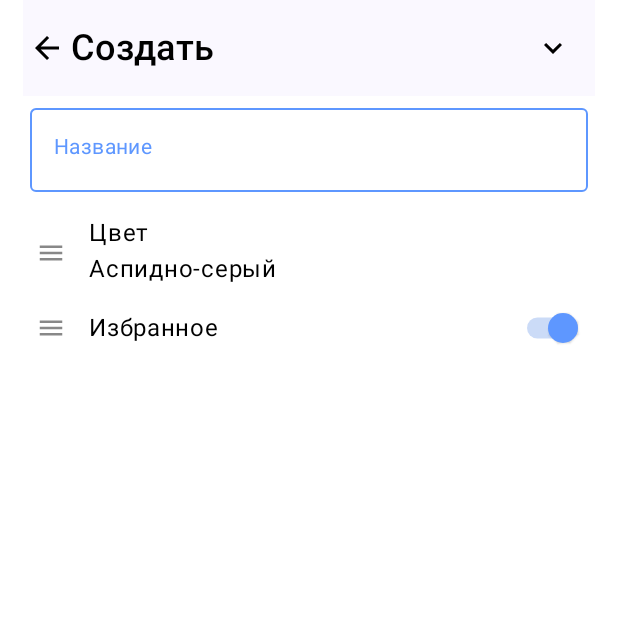
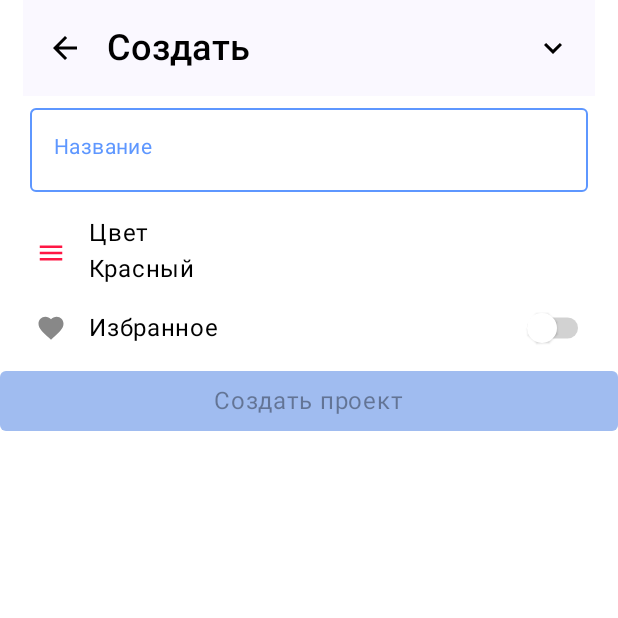
Before and after one commit to nurlan1507/task_manager_android, an Android app built with Jetpack Compose: the CreateProjectScreen screen opened through its navigation route, on a phone screen of 412 x 824 dp, the top half of it. Run offline under Robolectric (Android 15) with nearby library versions, the phone set to English and light mode, and no system bars; our stand-ins replace Room's generated code, accompanist.

Commit message:
project creation

```diff
--- a/app/build.gradle
+++ b/app/build.gradle
@@ -2,6 +2,7 @@ plugins {
     id 'com.android.application'
     id 'org.jetbrains.kotlin.android'
     id 'kotlin-kapt'
+    id 'com.google.dagger.hilt.android' version '2.44' apply false
 }
 
 android {
@@ -71,6 +72,10 @@ dependencies {
     debugImplementation 'androidx.compose.ui:ui-test-manifest'
 
 
+    //DI
+    implementation "com.google.dagger:hilt-android:2.40.5"
+    kapt "com.google.dagger:hilt-android-compiler:2.40.5"
+
 
     def room_version = "2.5.1"
 
--- a/app/src/main/java/com/nurlan1507/task_manager_mobile/feature_projects/data/ProjectDao.kt
+++ b/app/src/main/java/com/nurlan1507/task_manager_mobile/feature_projects/data/ProjectDao.kt
@@ -13,14 +13,13 @@ import retrofit2.http.GET
 @Dao
 interface ProjectDao {
     @Insert(onConflict = OnConflictStrategy.REPLACE)
-    suspend fun createProject(project: Project)
+    suspend fun createProject(project: Project):Int
 
     @Query("SELECT * FROM project WHERE user_id=:userId")
     suspend fun getProjects(userId:String):List<Project>
 
-    @Transaction
     @Query("SELECT * FROM project where id=:projectId")
-    suspend fun getProject(projectId:Int): ProjectWithTasks
+    suspend fun getProject(projectId:Int): Project
 
     @Insert(onConflict = OnConflictStrategy.REPLACE)
     suspend fun insertTask(task: Task)
@@ -29,7 +28,7 @@ interface ProjectDao {
     suspend fun insertProjectWithTasks(project: Project, tasks: List<Task>) {
         createProject(project)
         tasks.forEach { task ->
-            insertTask(task.apply { projectId = project.projectId })
+            insertTask(task.apply { projectId = project.projectId!! })
         }
     }
 
--- a/app/src/main/java/com/nurlan1507/task_manager_mobile/feature_projects/domain/repository/ProjectRepository.kt
+++ b/app/src/main/java/com/nurlan1507/task_manager_mobile/feature_projects/domain/repository/ProjectRepository.kt
@@ -9,11 +9,11 @@ import com.nurlan1507.task_manager_mobile.restService.NetworkResult
 
 interface ProjectRepository {
     suspend fun insertProject(project: Project)
-    suspend fun getProject(projectId:Int): ProjectWithTasks
+    suspend fun getProject(projectId:Int): Project
 
-    suspend fun createProject(project: Project)
+    suspend fun createProject(project: Project):Int
     suspend fun getProjectNetwork(id:Int): NetworkResult<ProjectApiResponse>
-    suspend fun getProjectWithTask(projectId:Int):ProjectWithTasks
+//    suspend fun getProjectWithTask(projectId:Int):ProjectWithTasks
     suspend fun getProjects():List<Project>
 
     suspend fun getProjectsWithTasksDueToday(today:Long):List<ProjectWithTasks>
--- /dev/null
+++ b/app/src/main/java/com/nurlan1507/task_manager_mobile/feature_projects/domain/use_cases/CreateProjectNetworkUseCase.kt
@@ -0,0 +1,13 @@
+package com.nurlan1507.task_manager_mobile.feature_projects.domain.use_cases
+
+import com.nurlan1507.task_manager_mobile.feature_projects.api.ProjectApiResponse
+import com.nurlan1507.task_manager_mobile.feature_projects.data.repository.ProjectRepositoryImpl
+import com.nurlan1507.task_manager_mobile.feature_projects.domain.models.Project
+import com.nurlan1507.task_manager_mobile.restService.NetworkResult
+
+class CreateProjectNetworkUseCase (private val repository:ProjectRepositoryImpl){
+    suspend operator fun invoke(project:Project): NetworkResult<ProjectApiResponse> {
+        val result = repository.createProjectNetwork(project = project)
+        return result
+    }
+}
--- a/app/src/main/java/com/nurlan1507/task_manager_mobile/feature_projects/domain/use_cases/CreateProjectUseCase.kt
+++ b/app/src/main/java/com/nurlan1507/task_manager_mobile/feature_projects/domain/use_cases/CreateProjectUseCase.kt
@@ -1,7 +1,11 @@
 package com.nurlan1507.task_manager_mobile.feature_projects.domain.use_cases
 
+import com.nurlan1507.task_manager_mobile.feature_projects.domain.models.Project
 import com.nurlan1507.task_manager_mobile.feature_projects.domain.repository.ProjectRepository
 
 class CreateProjectUseCase(private val repository: ProjectRepository) {
 
+    suspend operator fun invoke(newProject:Project):Int{
+        return repository.createProject(newProject)
+    }
 }
--- a/app/src/main/java/com/nurlan1507/task_manager_mobile/feature_projects/domain/use_cases/GetProjectUseCases.kt
+++ b/app/src/main/java/com/nurlan1507/task_manager_mobile/feature_projects/domain/use_cases/GetProjectUseCases.kt
@@ -1,10 +1,11 @@
 package com.nurlan1507.task_manager_mobile.feature_projects.domain.use_cases
 
+import com.nurlan1507.task_manager_mobile.feature_projects.domain.models.Project
 import com.nurlan1507.task_manager_mobile.feature_projects.domain.models.ProjectWithTasks
 import com.nurlan1507.task_manager_mobile.feature_projects.domain.repository.ProjectRepository
 
 class GetProjectUseCase(private val repository:ProjectRepository) {
-    suspend operator fun invoke(projectId:Int): ProjectWithTasks {
+    suspend operator fun invoke(projectId:Int): Project {
         return repository.getProject(projectId)
     }
 }
--- a/app/src/main/java/com/nurlan1507/task_manager_mobile/feature_projects/domain/use_cases/ProjectUseCases.kt
+++ b/app/src/main/java/com/nurlan1507/task_manager_mobile/feature_projects/domain/use_cases/ProjectUseCases.kt
@@ -3,7 +3,8 @@ package com.nurlan1507.task_manager_mobile.feature_projects.domain.use_cases
 data class ProjectUseCases (
     val getProjectUseCase:GetProjectUseCase,
     val createProjectUseCase:CreateProjectUseCase,
+    val createProjectNetworkUseCase: CreateProjectNetworkUseCase,
     val getProjectsNetworkUseCase: GetProjectsNetworkUseCase,
     val getProjectsUseCase: GetProjectsUseCase,
-    val getTodayTaskUseCase:GetTodaysProjectUseCase
+    val getTodayTaskUseCase:GetTodaysProjectUseCase,
 )
--- a/app/src/main/java/com/nurlan1507/task_manager_mobile/feature_projects/presentation/ProjectEvent.kt
+++ b/app/src/main/java/com/nurlan1507/task_manager_mobile/feature_projects/presentation/ProjectEvent.kt
@@ -1,6 +1,7 @@
 package com.nurlan1507.task_manager_mobile.feature_projects.presentation
 
 import com.nurlan1507.task_manager_mobile.feature_projects.domain.models.Project
+import com.nurlan1507.task_manager_mobile.feature_projects.domain.models.ProjectColor
 import com.nurlan1507.task_manager_mobile.feature_tasks.presentation.TasksEvent
 import com.nurlan1507.task_manager_mobile.ui_components.main_screen.utils.MainScreenNavigationOption
 import com.nurlan1507.task_manager_mobile.utils.TokenManager
@@ -8,10 +9,13 @@ import com.nurlan1507.task_manager_mobile.utils.TokenManager
 sealed class ProjectEvent {
     data class getProject(val projectId:Int):ProjectEvent()
     data class CreateProject(val project: Project):ProjectEvent()
+     class CreateProjectNetwork:ProjectEvent()
 
     data class GetProjectsNetwork(val token:String?= TokenManager.getAccessToken()):ProjectEvent()
     data class GetProjects(val userId:String? = TokenManager.getUserId()):ProjectEvent()
 
     data class ChangeCategory(val category: MainScreenNavigationOption): ProjectEvent()
 
+    data class ProjecTitleEntered(val title:String):ProjectEvent()
+    data class ProjectColorSelected(val color:ProjectColor):ProjectEvent()
 }
--- a/app/src/main/java/com/nurlan1507/task_manager_mobile/feature_projects/presentation/ProjectState.kt
+++ b/app/src/main/java/com/nurlan1507/task_manager_mobile/feature_projects/presentation/ProjectState.kt
@@ -6,7 +6,7 @@ import com.nurlan1507.task_manager_mobile.ui_components.main_screen.utils.MainSc
 import com.nurlan1507.task_manager_mobile.ui_components.main_screen.utils.ProfileBottomRoutes
 
 data class ProjectState(
-    val currentProject:ProjectWithTasks?= null,
+    val currentProject:Project?= null,
     val projectList:List<Project>?=null,
     val currentCategory:MainScreenNavigationOption = MainScreenNavigationOption.TodayTasks
 )
--- /dev/null
+++ b/app/src/main/java/com/nurlan1507/task_manager_mobile/feature_projects/presentation/ProjectTextFieldState.kt
@@ -0,0 +1,9 @@
+package com.nurlan1507.task_manager_mobile.feature_projects.presentation
+
+import com.nurlan1507.task_manager_mobile.feature_projects.domain.models.ProjectColor
+
+
+data class ProjectTextFieldState(
+    val title: String = "",
+    val color: ProjectColor =  ProjectColor(0xFFFF1744, "Красный"),
+)
--- a/app/src/main/java/com/nurlan1507/task_manager_mobile/feature_tasks/presentation/components/ProjectSelectionButton.kt
+++ b/app/src/main/java/com/nurlan1507/task_manager_mobile/feature_tasks/presentation/components/ProjectSelectionButton.kt
@@ -75,7 +75,7 @@ fun ProjectSelectionButton(projectId:Int, projectList:List<Project>, onProjectSe
         ) {
             projectList.mapIndexed { index, project ->
                 DropdownMenuItem(onClick = {
-                    onProjectSelected(project.projectId)
+                    onProjectSelected(project.projectId!!)
                     showDropdownMenu = false
                 }) {
                     Box(modifier = Modifier
--- a/app/src/main/java/com/nurlan1507/task_manager_mobile/ui_components/create_project_screen/CreateProjectScreen.kt
+++ b/app/src/main/java/com/nurlan1507/task_manager_mobile/ui_components/create_project_screen/CreateProjectScreen.kt
@@ -1,5 +1,9 @@
 package com.nurlan1507.task_manager_mobile.ui_components.create_project_screen
 
+import android.os.Build
+import androidx.annotation.RequiresApi
+import androidx.compose.animation.core.LinearEasing
+import androidx.compose.animation.core.tween
 import androidx.compose.foundation.background
 import androidx.compose.foundation.clickable
 import androidx.compose.foundation.interaction.MutableInteractionSource
@@ -15,8 +19,14 @@ import androidx.compose.foundation.layout.height
 import androidx.compose.foundation.layout.padding
 import androidx.compose.foundation.layout.size
 import androidx.compose.foundation.layout.width
+import androidx.compose.material.ButtonColors
+import androidx.compose.material.ButtonDefaults
+import androidx.compose.material.ExperimentalMaterialApi
 import androidx.compose.material.Icon
 import androidx.compose.material.MaterialTheme
+import androidx.compose.material.ModalBottomSheetLayout
+import androidx.compose.material.ModalBottomSheetState
+import androidx.compose.material.ModalBottomSheetValue
 import androidx.compose.material.OutlinedTextField
 import androidx.compose.material.Scaffold
 import androidx.compose.material.Switch
@@ -39,8 +49,13 @@ import androidx.compose.material3.IconButton
 import androidx.compose.material3.MenuDefaults
 import androidx.compose.material3.TopAppBar
 import androidx.compose.material.icons.filled.ArrowBack
+import androidx.compose.material.icons.filled.Favorite
+import androidx.compose.material.rememberModalBottomSheetState
+import androidx.compose.material.Button
 import androidx.compose.runtime.Composable
+import androidx.compose.runtime.mutableStateOf
 import androidx.compose.runtime.remember
+import androidx.compose.runtime.rememberCoroutineScope
 import androidx.compose.ui.Alignment
 import androidx.compose.ui.Modifier
 import androidx.compose.ui.graphics.Color
@@ -49,14 +64,26 @@ import androidx.compose.ui.text.font.FontWeight
 import androidx.compose.ui.unit.dp
 import androidx.compose.ui.unit.sp
 import androidx.navigation.NavController
+import com.nurlan1507.task_manager_mobile.feature_projects.presentation.ProjectEvent
 import com.nurlan1507.task_manager_mobile.feature_projects.presentation.ProjectViewmodel
 import com.nurlan1507.task_manager_mobile.feature_tasks.presentation.TasksEvent
 import com.nurlan1507.task_manager_mobile.global_components.TopBar
+import com.nurlan1507.task_manager_mobile.ui_components.create_project_screen.bottom_sheet_layouts.ColorSelectionBottomSheetLayout
+import kotlinx.coroutines.launch
 
-@OptIn(ExperimentalMaterial3Api::class)
+@RequiresApi(Build.VERSION_CODES.O)
+@OptIn(ExperimentalMaterial3Api::class, ExperimentalMaterialApi::class)
 @Composable
 fun CreateProjectScreen(navController: NavController, projectViewmodel: ProjectViewmodel) {
-    val state = projectViewmodel.projectState.value
+    val state = projectViewmodel.textFieldState.value
+    val colorSelectionSheetState = rememberModalBottomSheetState(
+        initialValue = ModalBottomSheetValue.Hidden,
+        animationSpec = tween(durationMillis = 200, easing = LinearEasing)
+    )
+    val scope = rememberCoroutineScope()
+    val isFavorite = remember{
+        mutableStateOf(false)
+    }
     Scaffold(
         modifier = Modifier.fillMaxSize(),
         topBar = {
@@ -65,7 +92,10 @@ fun CreateProjectScreen(navController: NavController, projectViewmodel: ProjectV
                 modifier = Modifier.padding(
                     horizontal = 15.dp
                 ),
-                navigationIcon = {Icon(Icons.Default.ArrowBack,"back")},
+                navigationIcon = {
+                    IconButton(onClick = {navController.navigateUp()}) {
+                        Icon(Icons.Default.ArrowBack,"back")}
+                    },
                 actions = {
                     IconButton(onClick = { }) {
                         Icon(Icons.Default.KeyboardArrowDown, "Create")
@@ -79,13 +109,15 @@ fun CreateProjectScreen(navController: NavController, projectViewmodel: ProjectV
                 .fillMaxWidth()
                 .padding(it)
         ) {
-            Box(  modifier = Modifier
+            Box(modifier = Modifier
                 .fillMaxWidth()
                 .padding(horizontal = 20.dp)){
                 OutlinedTextField(
                     modifier = Modifier.fillMaxWidth(),
-                    value = "",
-                    onValueChange = {},
+                    value = state.title,
+                    onValueChange = {
+                        projectViewmodel.onEvent(ProjectEvent.ProjecTitleEntered(it))
+                    },
                     label = {
                         Text(
                             text = "Название",
@@ -109,6 +141,9 @@ fun CreateProjectScreen(navController: NavController, projectViewmodel: ProjectV
                         interactionSource = remember { MutableInteractionSource() },
                         indication = rememberRipple()
                     ) {
+                        scope.launch {
+                            colorSelectionSheetState.show()
+                        }
                     }) {
                     Box(
                         modifier = Modifier
@@ -126,14 +161,14 @@ fun CreateProjectScreen(navController: NavController, projectViewmodel: ProjectV
                                 modifier = Modifier
                                     .size(24.dp)
                                     .padding(start = 4.dp),
-                                tint = Color.Gray
+                                tint = Color(state.color.color)
                             )
                             Spacer(modifier = Modifier.width(15.dp))
                             Column(
                                 modifier = Modifier.fillMaxHeight()
                             ) {
                                 Text(text = "Цвет", style = MaterialTheme.typography.body1)
-                                Text(text = "Аспидно-серый", style = MaterialTheme.typography.body1)
+                                Text(text = state.color.name, style = MaterialTheme.typography.body1)
                             }
                         }
                     }
@@ -145,6 +180,7 @@ fun CreateProjectScreen(navController: NavController, projectViewmodel: ProjectV
                         interactionSource = remember { MutableInteractionSource() },
                         indication = rememberRipple()
                     ) {
+                        isFavorite.value = !isFavorite.value
                     }) {
                     Box(
                         modifier = Modifier
@@ -161,7 +197,7 @@ fun CreateProjectScreen(navController: NavController, projectViewmodel: ProjectV
                         ) {
                             Row() {
                                 Icon(
-                                    Icons.Default.Menu,
+                                    Icons.Default.Favorite,
                                     contentDescription = "Google",
                                     modifier = Modifier
                                         .size(24.dp)
@@ -172,8 +208,8 @@ fun CreateProjectScreen(navController: NavController, projectViewmodel: ProjectV
                                 Text(text = "Избранное", style = MaterialTheme.typography.body1)
                             }
                             Switch(
-                                checked = true,
-                                onCheckedChange = { },
+                                checked = isFavorite.value,
+                                onCheckedChange = { isFavorite.value = !isFavorite.value},
                                 colors = SwitchDefaults.colors(
                                     checkedThumbColor = Color(0xFF5E97FF),
                                     checkedTrackColor = Color(0xFFA0BCF0),
@@ -185,7 +221,28 @@ fun CreateProjectScreen(navController: NavController, projectViewmodel: ProjectV
                     }
                 }
             }
+            Button(
+                modifier = Modifier.fillMaxWidth(),
+                enabled = state.title.isNotEmpty(),
+                colors = ButtonDefaults.buttonColors(
+                    backgroundColor = Color(0xFF5E97FF),
+                    contentColor = Color.White,
+                    disabledBackgroundColor = Color(0xFFA0BCF0)
+                ),
+                onClick = {
+                    projectViewmodel.onEvent(ProjectEvent.CreateProjectNetwork())
+                    navController.navigateUp()
+                }) { Text(text = "Создать проект", style = MaterialTheme.typography.body1) }
         }
+    }
+
+    ModalBottomSheetLayout(
+        sheetContent = {
+            ColorSelectionBottomSheetLayout(projectViewModel = projectViewmodel)
+        },
+        sheetState = colorSelectionSheetState
+    ) {
+
     }
 
 
--- /dev/null
+++ b/app/src/main/java/com/nurlan1507/task_manager_mobile/ui_components/create_project_screen/bottom_sheet_layouts/ColorSelectionBottomSheetLayout.kt
@@ -0,0 +1,83 @@
+package com.nurlan1507.task_manager_mobile.ui_components.create_project_screen.bottom_sheet_layouts
+
+import android.os.Build
+import androidx.annotation.RequiresApi
+import androidx.compose.foundation.background
+import androidx.compose.foundation.clickable
+import androidx.compose.foundation.interaction.MutableInteractionSource
+import androidx.compose.foundation.layout.Box
+import androidx.compose.foundation.layout.Row
+import androidx.compose.foundation.layout.Spacer
+import androidx.compose.foundation.layout.fillMaxHeight
+import androidx.compose.foundation.layout.fillMaxWidth
+import androidx.compose.foundation.layout.height
+import androidx.compose.foundation.layout.padding
+import androidx.compose.foundation.layout.width
+import androidx.compose.foundation.lazy.LazyColumn
+import androidx.compose.foundation.lazy.items
+import androidx.compose.foundation.shape.RoundedCornerShape
+import androidx.compose.material.MaterialTheme
+import androidx.compose.material.icons.Icons
+import androidx.compose.material.icons.filled.Menu
+import androidx.compose.material.ripple.rememberRipple
+import androidx.compose.material3.Icon
+import androidx.compose.material3.Text
+import androidx.compose.runtime.Composable
+import androidx.compose.runtime.remember
+import androidx.compose.ui.Alignment
+import androidx.compose.ui.Modifier
+import androidx.compose.ui.draw.clip
+import androidx.compose.ui.graphics.Color
+import androidx.compose.ui.unit.dp
+import com.nurlan1507.task_manager_mobile.feature_projects.domain.models.Project
+import com.nurlan1507.task_manager_mobile.feature_projects.domain.models.ProjectColor
+import com.nurlan1507.task_manager_mobile.feature_projects.presentation.ProjectEvent
+import com.nurlan1507.task_manager_mobile.feature_projects.presentation.ProjectTextFieldState
+import com.nurlan1507.task_manager_mobile.feature_projects.presentation.ProjectViewmodel
+
+@RequiresApi(Build.VERSION_CODES.O)
+@Composable
+fun ColorSelectionBottomSheetLayout(projectViewModel:ProjectViewmodel){
+    val colors = Project.Companion.projectColors
+    val state = projectViewModel.textFieldState.value
+    Box(modifier = Modifier.fillMaxWidth()){
+        Box(
+            modifier = Modifier
+                .align(Alignment.TopCenter)
+                .width(15.dp)
+                .height(5.dp)
+                .background(color = Color.Gray)
+                .clip(RoundedCornerShape(5))
+        )
+        LazyColumn(){
+            item {
+                Spacer(modifier = Modifier.height(20.dp))
+            }
+            items(colors){color->
+                Box(
+                    modifier = Modifier
+                        .fillMaxWidth()
+                        .height(50.dp)
+                        .background(if (color == state.color) Color.LightGray else Color.Transparent)
+                        .clickable(
+                            interactionSource = remember { MutableInteractionSource() },
+                            indication = rememberRipple()
+                        ) {
+                            projectViewModel.onEvent(ProjectEvent.ProjectColorSelected(color    ))
+                        }
+                ){
+                    Row(modifier = Modifier
+                        .fillMaxWidth()
+                        .fillMaxHeight( )
+                        .padding(horizontal = 20.dp),
+                        verticalAlignment = Alignment.CenterVertically
+                    ){
+                        Icon(Icons.Default.Menu, contentDescription = "Menu", tint = Color(color.color))
+                        Spacer(modifier = Modifier.width(20.dp))
+                        Text(text = color.name, style = MaterialTheme.typography.body1)
+                    }
+                }
+            }
+        }
+    }
+}
--- a/app/src/main/java/com/nurlan1507/task_manager_mobile/ui_components/main_screen/MainScreen.kt
+++ b/app/src/main/java/com/nurlan1507/task_manager_mobile/ui_components/main_screen/MainScreen.kt
@@ -141,9 +141,11 @@ fun MainScreen(
             modalSheetState2.hide()
         }
     }
-    LaunchedEffect(Unit) {
+
+    LaunchedEffect(projectState.currentProject) {
         tasksViewModel.onEvent(TasksEvent.GetTasks(1))
     }
+
     BackHandler {
         if (modalSheetState2.isVisible) {
             hideSecondBottomSheet()
--- a/build.gradle
+++ b/build.gradle
@@ -1,4 +1,5 @@
 // Top-level build file where you can add configuration options common to all sub-projects/modules.
+
 plugins {
     id 'com.android.application' version '8.0.1' apply false
     id 'com.android.library' version '8.0.1' apply false
```
Also changed, not shown: app/src/main/java/com/nurlan1507/task_manager_mobile/feature_projects/data/repository/ProjectRepositoryImpl.kt (+6 -6 lines), app/src/main/java/com/nurlan1507/task_manager_mobile/feature_projects/domain/models/Project.kt (+32 -2 lines), app/src/main/java/com/nurlan1507/task_manager_mobile/feature_projects/presentation/ProjectViewmodel.kt (+33 -6 lines).
